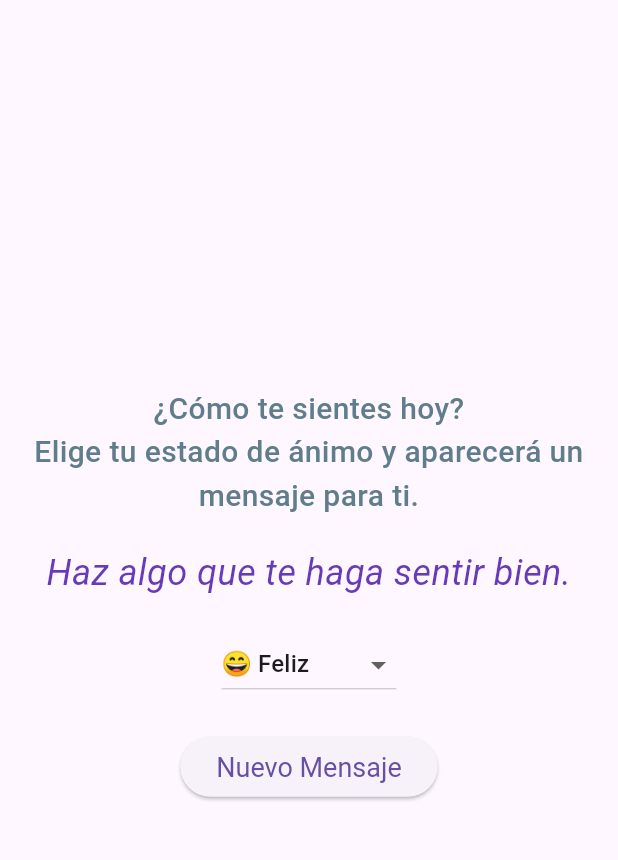
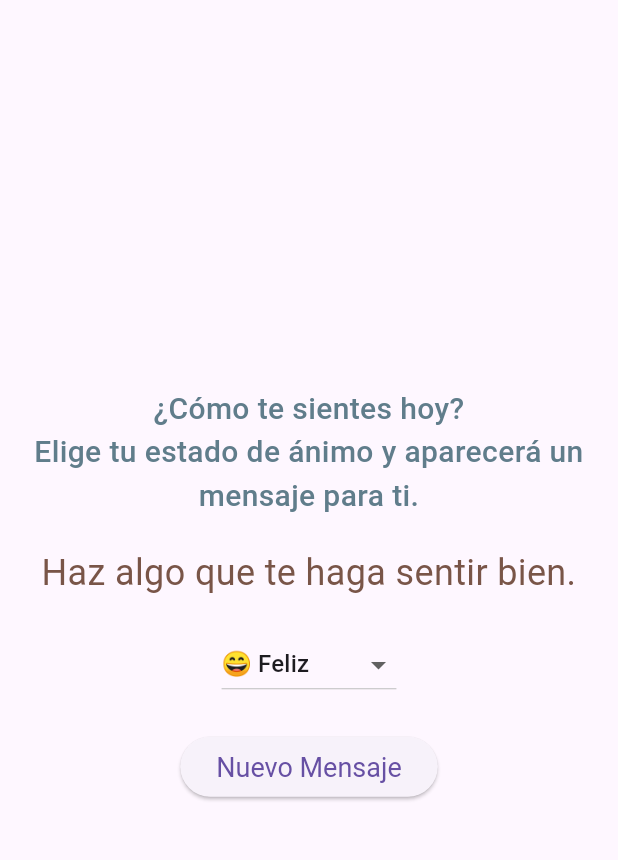
Before and after one commit to wh1tneyr/my_app, a Flutter app: the screen it shows after launch, on a phone screen of 412 x 824 dp, the part 65-925 px from its top. Run offline on Flutter 3.47's test engine with Material 3 defaults, Android fonts, the light colour scheme and no system bars.

Commit message:
agregue varios colores a los mensajes motivacionales

```diff
--- a/vibro/lib/main.dart
+++ b/vibro/lib/main.dart
@@ -106,7 +106,10 @@ class _HomePageState extends State<HomePage> {
             SizedBox(height: 20),
             Text(
               mensajeActual,
-              style: TextStyle(fontSize: 24, fontStyle: FontStyle.italic, color: Colors.deepPurple),
+              style: TextStyle(
+                fontSize: 24,
+                color: Colors.primaries[Random().nextInt(Colors.primaries.length)], // Color aleatorio
+  ),
               textAlign: TextAlign.center,
             ),
             SizedBox(height: 20),
```
